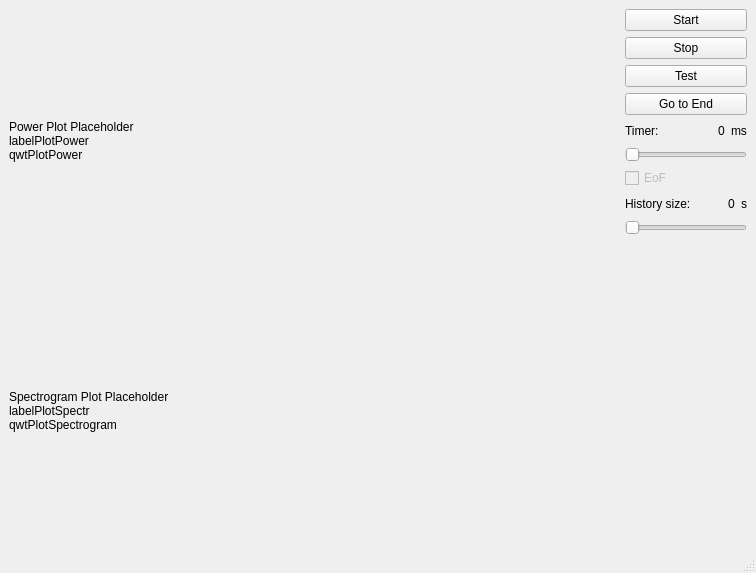
The window that WiSpyMonitorGUI.ui (mchwalisz/smutools) describes before a commit, drawn with Qt 5.
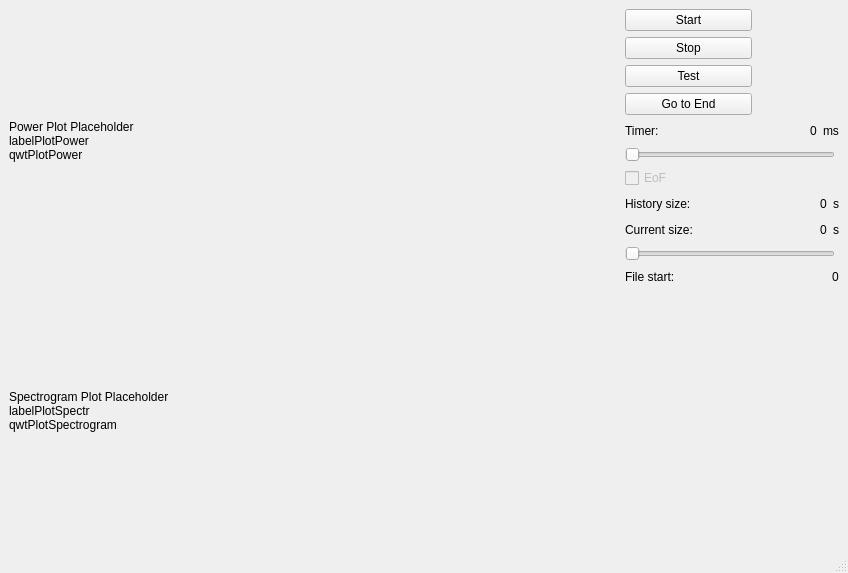
The same window after the commit.

Diff of the .ui file:
```diff
--- a/WiSpyMonitorGUI.ui
+++ b/WiSpyMonitorGUI.ui
@@ -6,7 +6,7 @@
    <rect>
     <x>0</x>
     <y>0</y>
-    <width>756</width>
+    <width>848</width>
     <height>573</height>
    </rect>
   </property>
@@ -14,48 +14,14 @@
    <string>WiSpy Monitor</string>
   </property>
   <widget class="QWidget" name="centralwidget">
-   <layout class="QGridLayout" name="gridLayout" columnstretch="0,0,0">
+   <layout class="QGridLayout" name="gridLayout" columnstretch="0,0">
     <property name="leftMargin">
      <number>9</number>
     </property>
-    <item row="0" column="0">
-     <layout class="QVBoxLayout" name="verticalPlts">
-      <item>
-       <widget class="QLabel" name="labelPlotPower">
-        <property name="minimumSize">
-         <size>
-          <width>610</width>
-          <height>250</height>
-         </size>
-        </property>
-        <property name="text">
-         <string>Power Plot Placeholder
-labelPlotPower
-qwtPlotPower</string>
-        </property>
-       </widget>
-      </item>
-      <item>
-       <widget class="QLabel" name="labelPlotSpectrogram">
-        <property name="minimumSize">
-         <size>
-          <width>610</width>
-          <height>250</height>
-         </size>
-        </property>
-        <property name="text">
-         <string>Spectrogram Plot Placeholder
-labelPlotSpectr
-qwtPlotSpectrogram</string>
-        </property>
-       </widget>
-      </item>
-     </layout>
-    </item>
-    <item row="0" column="2">
+    <item row="0" column="1">
      <layout class="QVBoxLayout" name="verticalBtns">
       <property name="sizeConstraint">
-       <enum>QLayout::SetDefaultConstraint</enum>
+       <enum>QLayout::SetFixedSize</enum>
       </property>
       <item>
        <widget class="QPushButton" name="pushButtonStart">
@@ -115,7 +81,7 @@
       <item>
        <layout class="QHBoxLayout" name="horizontalLayout">
         <property name="sizeConstraint">
-         <enum>QLayout::SetMaximumSize</enum>
+         <enum>QLayout::SetFixedSize</enum>
         </property>
         <item>
          <widget class="QLabel" name="label_2">
@@ -170,9 +136,15 @@
       </item>
       <item>
        <widget class="QSlider" name="hSliderTimer">
+        <property name="sizePolicy">
+         <sizepolicy hsizetype="Fixed" vsizetype="Fixed">
+          <horstretch>0</horstretch>
+          <verstretch>0</verstretch>
+         </sizepolicy>
+        </property>
         <property name="maximumSize">
          <size>
-          <width>150</width>
+          <width>210</width>
           <height>16777215</height>
          </size>
         </property>
@@ -207,6 +179,12 @@
         </property>
         <item>
          <widget class="QLabel" name="label_4">
+          <property name="sizePolicy">
+           <sizepolicy hsizetype="Maximum" vsizetype="Preferred">
+            <horstretch>0</horstretch>
+            <verstretch>0</verstretch>
+           </sizepolicy>
+          </property>
           <property name="text">
            <string>History size:</string>
           </property>
@@ -218,7 +196,7 @@
            <enum>Qt::Horizontal</enum>
           </property>
           <property name="sizeType">
-           <enum>QSizePolicy::Maximum</enum>
+           <enum>QSizePolicy::Expanding</enum>
           </property>
           <property name="sizeHint" stdset="0">
            <size>
@@ -229,7 +207,7 @@
          </spacer>
         </item>
         <item>
-         <widget class="QLabel" name="labelHistorySize">
+         <widget class="QLabel" name="label_7">
           <property name="sizePolicy">
            <sizepolicy hsizetype="Maximum" vsizetype="Preferred">
             <horstretch>0</horstretch>
@@ -241,9 +219,74 @@
           </property>
          </widget>
         </item>
+        <item>
+         <widget class="QLabel" name="label_8">
+          <property name="sizePolicy">
+           <sizepolicy hsizetype="Maximum" vsizetype="Preferred">
+            <horstretch>0</horstretch>
+            <verstretch>0</verstretch>
+           </sizepolicy>
+          </property>
+          <property name="text">
+           <string>s</string>
+          </property>
+         </widget>
+        </item>
+       </layout>
+      </item>
+      <item>
+       <layout class="QHBoxLayout" name="horizontalLayout_3">
+        <property name="sizeConstraint">
+         <enum>QLayout::SetMaximumSize</enum>
+        </property>
         <item>
          <widget class="QLabel" name="label_5">
           <property name="text">
+           <string>Current size:</string>
+          </property>
+         </widget>
+        </item>
+        <item>
+         <spacer name="horizontalSpacer_3">
+          <property name="orientation">
+           <enum>Qt::Horizontal</enum>
+          </property>
+          <property name="sizeHint" stdset="0">
+           <size>
+            <width>40</width>
+            <height>20</height>
+           </size>
+          </property>
+         </spacer>
+        </item>
+        <item>
+         <widget class="QLabel" name="labelHistorySize">
+          <property name="sizePolicy">
+           <sizepolicy hsizetype="Maximum" vsizetype="Preferred">
+            <horstretch>0</horstretch>
+            <verstretch>0</verstretch>
+           </sizepolicy>
+          </property>
+          <property name="text">
+           <string>0</string>
+          </property>
+         </widget>
+        </item>
+        <item>
+         <widget class="QLabel" name="label_6">
+          <property name="sizePolicy">
+           <sizepolicy hsizetype="Maximum" vsizetype="Preferred">
+            <horstretch>0</horstretch>
+            <verstretch>0</verstretch>
+           </sizepolicy>
+          </property>
+          <property name="maximumSize">
+           <size>
+            <width>19</width>
+            <height>16777215</height>
+           </size>
+          </property>
+          <property name="text">
            <string>s</string>
           </property>
          </widget>
@@ -251,16 +294,16 @@
        </layout>
       </item>
       <item>
-       <widget class="QSlider" name="horizontalSlider">
+       <widget class="QSlider" name="hSliderHistory">
         <property name="sizePolicy">
-         <sizepolicy hsizetype="Expanding" vsizetype="Fixed">
+         <sizepolicy hsizetype="Fixed" vsizetype="Fixed">
           <horstretch>0</horstretch>
           <verstretch>0</verstretch>
          </sizepolicy>
         </property>
         <property name="maximumSize">
          <size>
-          <width>150</width>
+          <width>210</width>
           <height>16777215</height>
          </size>
         </property>
@@ -278,6 +321,46 @@
         </property>
        </widget>
       </item>
+      <item>
+       <layout class="QHBoxLayout" name="horizontalLayout_4">
+        <property name="sizeConstraint">
+         <enum>QLayout::SetMaximumSize</enum>
+        </property>
+        <item>
+         <widget class="QLabel" name="label_9">
+          <property name="sizePolicy">
+           <sizepolicy hsizetype="Maximum" vsizetype="Preferred">
+            <horstretch>0</horstretch>
+            <verstretch>0</verstretch>
+           </sizepolicy>
+          </property>
+          <property name="text">
+           <string>File start:</string>
+          </property>
+         </widget>
+        </item>
+        <item>
+         <spacer name="horizontalSpacer_4">
+          <property name="orientation">
+           <enum>Qt::Horizontal</enum>
+          </property>
+          <property name="sizeHint" stdset="0">
+           <size>
+            <width>40</width>
+            <height>20</height>
+           </size>
+          </property>
+         </spacer>
+        </item>
+        <item>
+         <widget class="QLabel" name="labelTimeStart">
+          <property name="text">
+           <string>0</string>
+          </property>
+         </widget>
+        </item>
+       </layout>
+      </item>
       <item>
        <spacer name="verticalSpacer">
         <property name="orientation">
@@ -293,6 +376,40 @@
       </item>
      </layout>
     </item>
+    <item row="0" column="0">
+     <layout class="QVBoxLayout" name="verticalPlts">
+      <item>
+       <widget class="QLabel" name="labelPlotPower">
+        <property name="minimumSize">
+         <size>
+          <width>610</width>
+          <height>250</height>
+         </size>
+        </property>
+        <property name="text">
+         <string>Power Plot Placeholder
+labelPlotPower
+qwtPlotPower</string>
+        </property>
+       </widget>
+      </item>
+      <item>
+       <widget class="QLabel" name="labelPlotSpectrogram">
+        <property name="minimumSize">
+         <size>
+          <width>610</width>
+          <height>250</height>
+         </size>
+        </property>
+        <property name="text">
+         <string>Spectrogram Plot Placeholder
+labelPlotSpectr
+qwtPlotSpectrogram</string>
+        </property>
+       </widget>
+      </item>
+     </layout>
+    </item>
    </layout>
   </widget>
   <widget class="QMenuBar" name="menubar">
@@ -300,7 +417,7 @@
     <rect>
      <x>0</x>
      <y>0</y>
-     <width>756</width>
+     <width>848</width>
      <height>25</height>
     </rect>
    </property>
```
Left out of the diff: 34 changed lines with no effect on the pictures.
